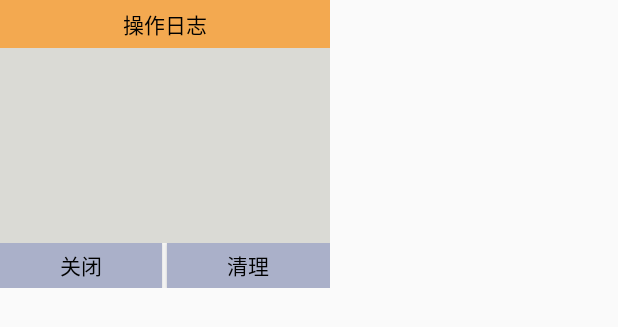
After one commit to ixuanwu/ActivityTest, an Android app: the layout layout_float_window.xml on its own in the app's theme, with its tools: preview values and no code run, on a phone screen of 412 x 824 dp. The commit adds this screen. Shown: the top 327 px of the screen. Run offline under Robolectric (Android 15) with nearby library versions, the phone set to English and light mode, and no system bars.

Commit message:
安卓悬浮窗日志显示

```diff
--- /dev/null
+++ b/app/src/main/res/layout/layout_float_window.xml
@@ -0,0 +1,57 @@
+<?xml version="1.0" encoding="utf-8"?>
+<LinearLayout xmlns:android="http://schemas.android.com/apk/res/android"
+    xmlns:tools="http://schemas.android.com/tools"
+    android:layout_width="220dp"
+    android:layout_height="wrap_content"
+    android:orientation="vertical">
+
+    <TextView
+        android:id="@+id/log_tag"
+        android:textColor="@color/color_log_cat"
+        android:layout_width="match_parent"
+        android:layout_height="wrap_content"
+        android:background="#b1f18707"
+        android:padding="5dp"
+        android:gravity="center"
+        android:text="操作日志" />
+    <ScrollView
+        android:layout_width="match_parent"
+        android:layout_height="130dp"
+        android:background="#dadad5"
+        android:scrollbars="vertical"
+        android:fadingEdge="vertical">
+        <TextView
+            android:id="@+id/log_content"
+            android:textColor="@color/color_log_cat"
+            android:layout_width="match_parent"
+            android:layout_height="wrap_content"
+            android:text=""/>
+    </ScrollView>
+    <LinearLayout
+        android:layout_width="match_parent"
+        android:layout_height="wrap_content"
+        android:orientation="horizontal">
+
+        <Button
+            android:id="@+id/log_close"
+            android:layout_width="0dp"
+            android:textColor="@color/color_log_cat"
+            android:gravity="center"
+            android:background="#aab0c9"
+            android:layout_height="30dp"
+            android:layout_weight="1"
+            android:text="关闭" />
+
+        <Button
+            android:id="@+id/log_clear"
+            android:layout_width="0dp"
+            android:gravity="center"
+            android:layout_marginLeft="3dp"
+            android:background="#aab0c9"
+            android:textColor="@color/color_log_cat"
+            android:layout_height="30dp"
+            android:layout_weight="1"
+            android:text="清理" />
+    </LinearLayout>
+
+</LinearLayout>
--- a/app/src/main/res/values/colors.xml
+++ b/app/src/main/res/values/colors.xml
@@ -1,6 +1,7 @@
 <?xml version="1.0" encoding="utf-8"?>
 <resources>
-    <color name="colorPrimary">#3F51B5</color>
+    <color name="colorPrimary">#3f51b5</color>
     <color name="colorPrimaryDark">#303F9F</color>
     <color name="colorAccent">#FF4081</color>
+    <color name="color_log_cat">#000000</color>
 </resources>
```
Also changed, not shown: app/src/main/java/com/merckor/activitytest/FirstActivity.java (+29 -7 lines), app/src/main/java/com/merckor/activitytest/LogCatFloatView.java (added, +156 -0 lines), app/src/main/java/com/merckor/activitytest/VerticalScrollTextView.java (added, +86 -0 lines), app/src/main/res/layout/first_layout.xml (+12 -0 lines).
